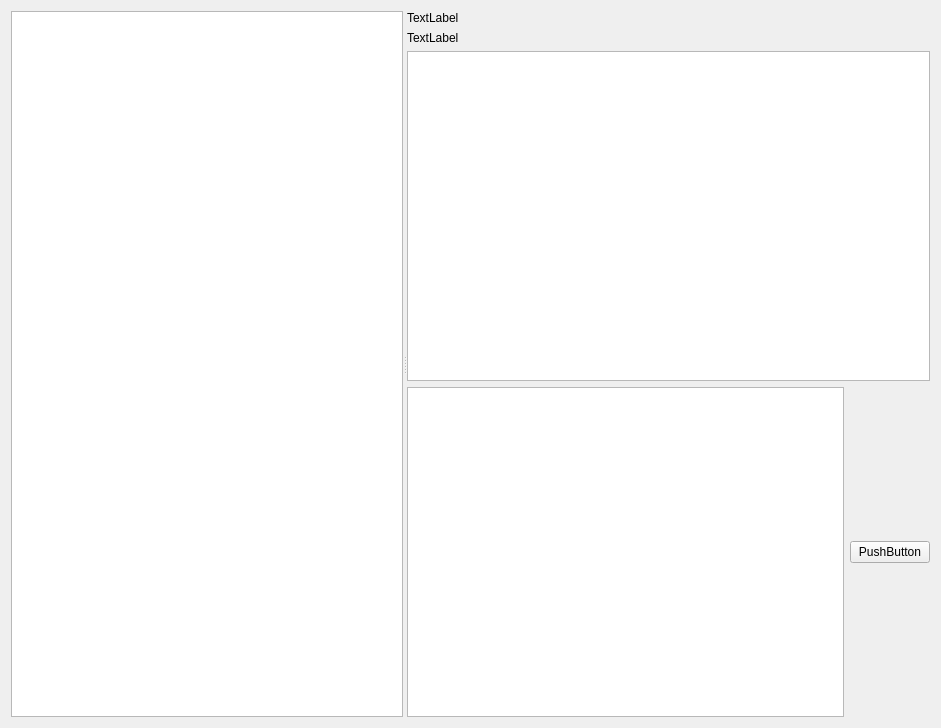
Before: the Qt Designer form ui/mainpagewidget.ui in McQueeh95/ChatProject, drawn with Qt 5.
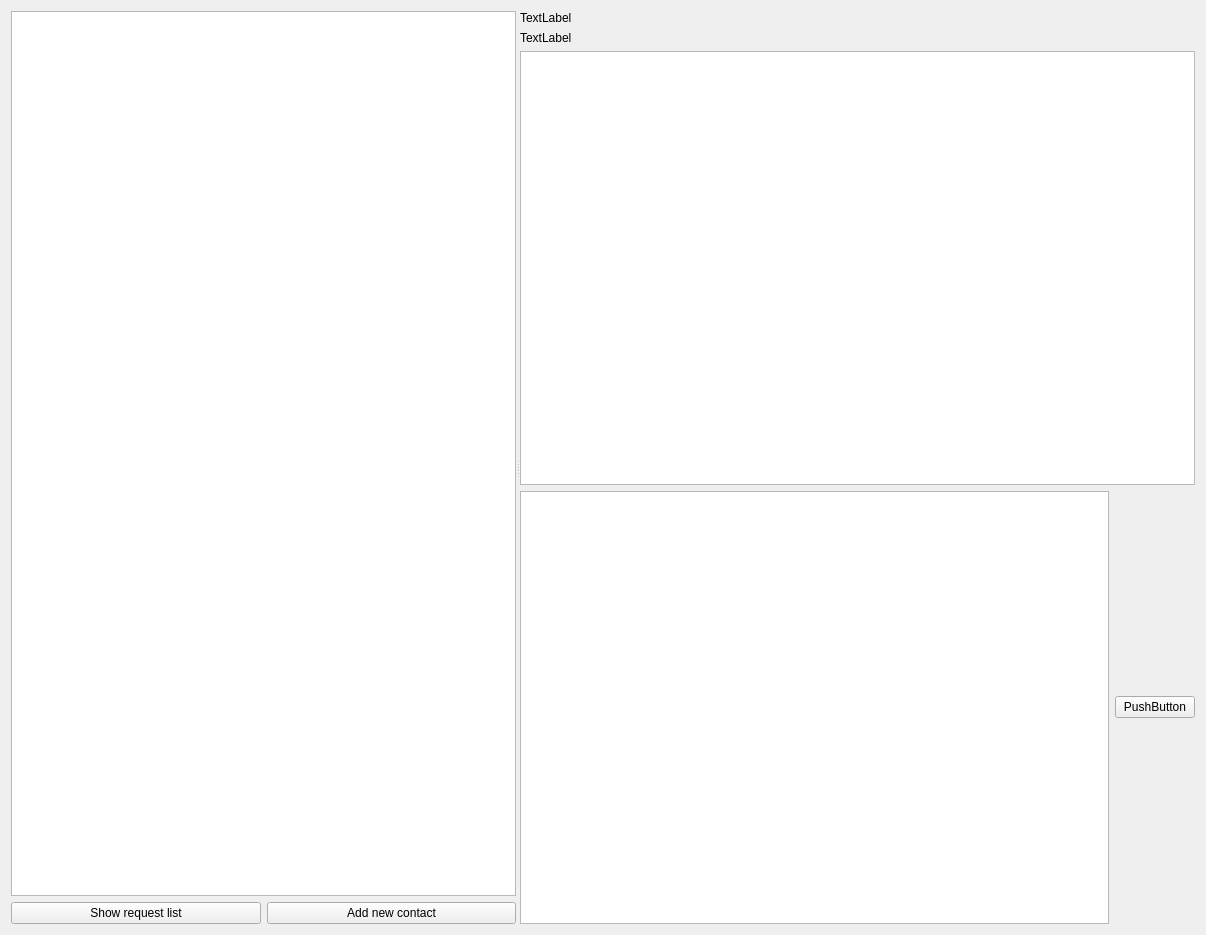
After: the same form once the commit is applied.

Commit message: Added requests for adding users and list of requests

Diff of the .ui file:
```diff
--- a/ui/mainpagewidget.ui
+++ b/ui/mainpagewidget.ui
@@ -6,8 +6,8 @@
    <rect>
     <x>0</x>
     <y>0</y>
-    <width>941</width>
-    <height>728</height>
+    <width>1206</width>
+    <height>935</height>
    </rect>
   </property>
   <property name="windowTitle">
@@ -19,7 +19,31 @@
      <property name="orientation">
       <enum>Qt::Orientation::Horizontal</enum>
      </property>
-     <widget class="QListView" name="chatList"/>
+     <widget class="QWidget" name="verticalLayoutWidget_2">
+      <layout class="QVBoxLayout" name="verticalLayout_2">
+       <item>
+        <widget class="QListView" name="chatList"/>
+       </item>
+       <item>
+        <layout class="QHBoxLayout" name="horizontalLayout_6">
+         <item>
+          <widget class="QPushButton" name="showRequestListButton">
+           <property name="text">
+            <string>Show request list</string>
+           </property>
+          </widget>
+         </item>
+         <item>
+          <widget class="QPushButton" name="addContactButton">
+           <property name="text">
+            <string>Add new contact</string>
+           </property>
+          </widget>
+         </item>
+        </layout>
+       </item>
+      </layout>
+     </widget>
      <widget class="QWidget" name="verticalLayoutWidget">
       <layout class="QVBoxLayout" name="verticalLayout">
        <item>
```
Left out of the diff: 2 changed lines with no effect on the pictures. The commit also changes 20 other files.
